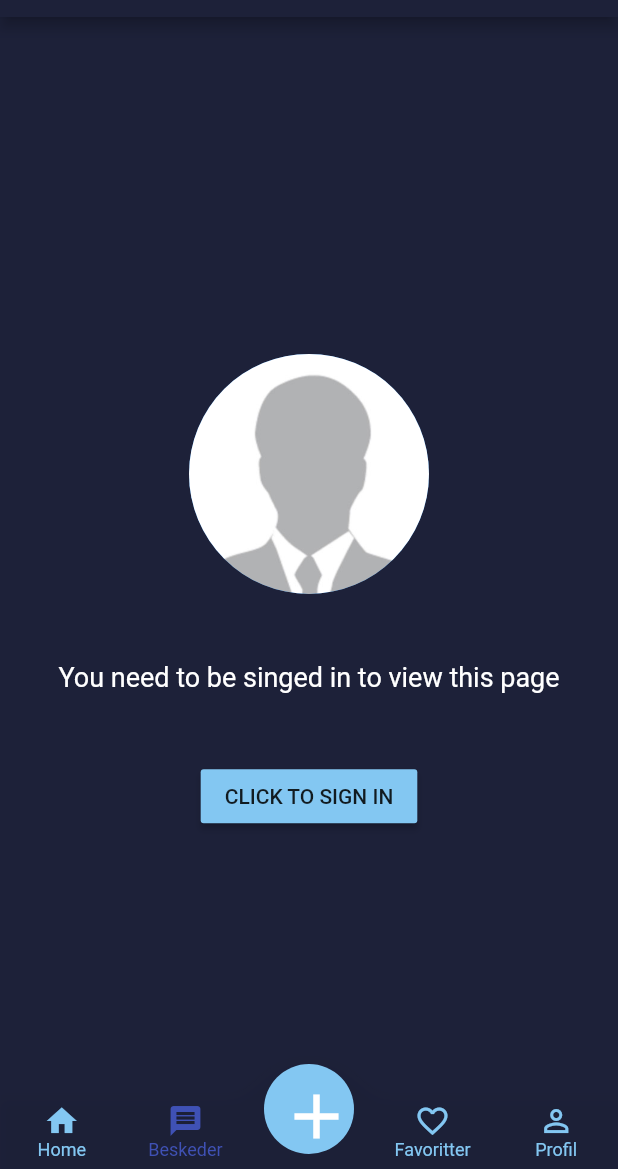
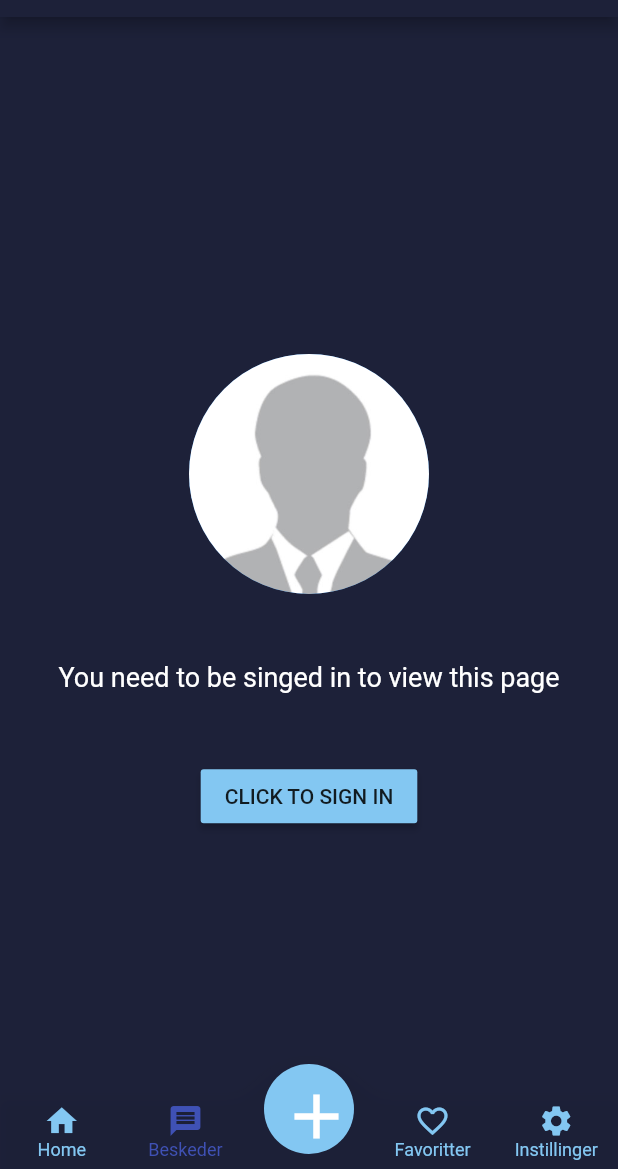
Before and after one commit to NTThyssen/Oplevelses-app, a Flutter app: the screen it shows after launch, item 2 of the bottom bar chosen, on a phone screen of 412 x 824 dp, the part 67-1236 px from its top. Run offline on Flutter 3.47's test engine with Material 2 defaults, Android fonts, the phone set to English and light mode, and no system bars; drawn by our look-alikes of convex_bottom_bar; our stand-ins replace badges, cloud_firestore, datetime_picker_formfield, dotted_border, firebase_auth, firebase_storage and 7 more; missing offline and left inert: age, flutter_auth_buttons, flutter_facebook_login; accounts and stored records are empty.

Commit message:
Changed icon on profile

```diff
--- a/lib/widgets/custom_scaffold_with_navBar.dart
+++ b/lib/widgets/custom_scaffold_with_navBar.dart
@@ -80,8 +80,8 @@ class _CustomScaffoldWithNavBarState extends State<CustomScaffoldWithNavBar> {
               title: 'Favoritter',
             ),
             TabItem(
-              icon: Icons.person_outline,
-              title: 'Profil',
+              icon: Icons.settings,
+              title: 'Instillinger',
             ),
           ],
           onTap: (int index) {
```
